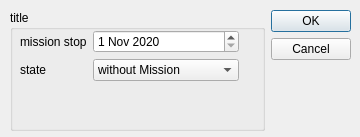
First picture: the form in sources/views/ing_stop_mission.ui, repository thrichert/softy, before the edit.
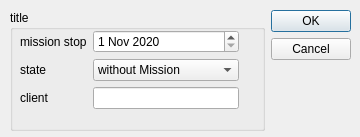
Second picture: the form after the edit.

```diff
--- a/sources/views/ing_stop_mission.ui
+++ b/sources/views/ing_stop_mission.ui
@@ -13,7 +13,7 @@
   <property name="windowTitle">
    <string>Dialog</string>
   </property>
-  <widget class="QWidget" name="">
+  <widget class="QWidget" name="layoutWidget">
    <property name="geometry">
     <rect>
      <x>10</x>
@@ -85,6 +85,16 @@
           </item>
          </widget>
         </item>
+        <item row="2" column="0">
+         <widget class="QLabel" name="label">
+          <property name="text">
+           <string>client</string>
+          </property>
+         </widget>
+        </item>
+        <item row="2" column="1">
+         <widget class="QLineEdit" name="currentClient"/>
+        </item>
        </layout>
       </widget>
      </widget>
```
Left out of the diff: 5 changed lines with no effect on the pictures.
